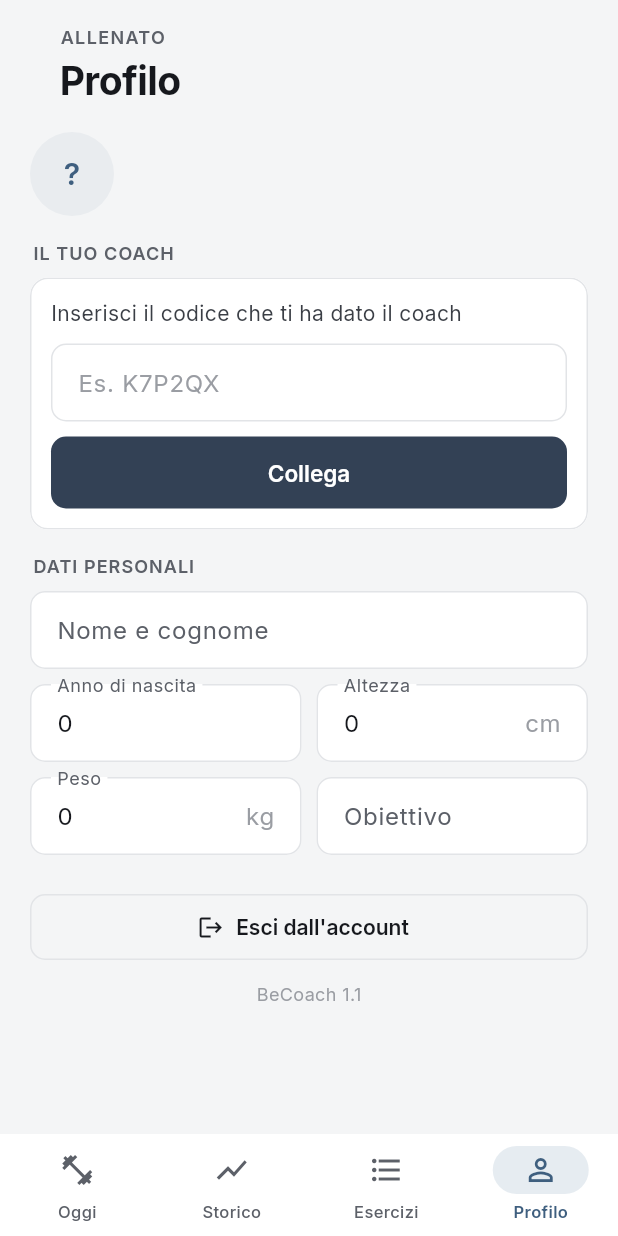
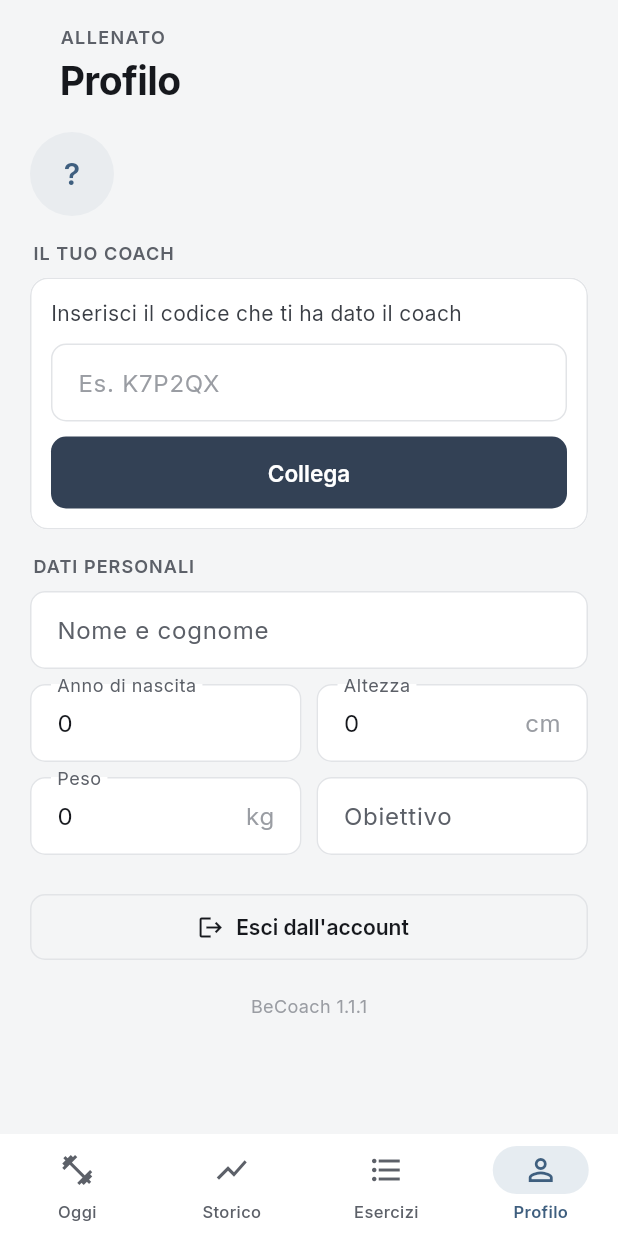
Before and after one commit to dvdsalviato/becoach, a Flutter app: the screen it shows once a user with an empty profile is signed in, item 4 of the bottom bar chosen, on a phone screen of 412 x 824 dp. Run offline on Flutter 3.47's test engine with Material 3 defaults, Android fonts, the phone set to English and light mode, and no system bars; our stand-ins replace cloud_firestore, firebase_auth, firebase_core, google_fonts, google_sign_in; accounts and stored records are empty.

Commit message:
BeCoach 1.1.1: strumenti di test nascosti (cambio account, ruolo, scollega coach)
Co-Authored-By: Claude Opus 5.5 <noreply@anthropic.com>
Claude-Session: https://claude.ai/code/session_014Yrb5QjuiKc6a9q9wWXS42

```diff
--- a/lib/ui/common/profile_page.dart
+++ b/lib/ui/common/profile_page.dart
@@ -64,9 +64,7 @@ class ProfilePage extends StatelessWidget {
             label: const Text('Esci dall\'account'),
           ),
           const SizedBox(height: 12),
-          const Center(
-            child: Text('BeCoach 1.1', style: TextStyle(color: BC.disabled, fontSize: 12)),
-          ),
+          _DevTools(me: me),
         ],
       ),
     );
@@ -485,3 +483,130 @@ class _AthleteFormState extends State<_AthleteForm> {
     );
   }
 }
+
+// ---------------- Strumenti di test (nascosti) ----------------
+
+/// Tocca 7 volte la versione per mostrare gli strumenti di test.
+class _DevTools extends StatefulWidget {
+  final AppUser me;
+  const _DevTools({required this.me});
+
+  @override
+  State<_DevTools> createState() => _DevToolsState();
+}
+
+class _DevToolsState extends State<_DevTools> {
+  static bool _unlocked = false; // resta sbloccato finché l'app è aperta
+  int _taps = 0;
+  bool _busy = false;
+
+  void _tap() {
+    if (_unlocked) return;
+    _taps++;
+    if (_taps >= 7) {
+      setState(() => _unlocked = true);
+      toast(context, 'Strumenti di test attivati');
+    } else if (_taps >= 4) {
+      toast(context, 'Ancora ${7 - _taps} tocchi');
+    }
+  }
+
+  Future<void> _run(Future<void> Function() action, String done) async {
+    setState(() => _busy = true);
+    try {
+      await action();
+      if (mounted) toast(context, done);
+    } catch (e) {
+      if (mounted) toast(context, 'Errore: $e');
+    } finally {
+      if (mounted) setState(() => _busy = false);
+    }
+  }
+
+  Future<void> _switchAccount() async {
+    setState(() => _busy = true);
+    try {
+      await Db.signOut();
+      await Db.signInWithGoogle();
+    } catch (_) {
+      // se annulla, resta nella schermata di accesso
+    }
+  }
+
+  @override
+  Widget build(BuildContext context) {
+    final me = widget.me;
+    return Column(
+      crossAxisAlignment: CrossAxisAlignment.stretch,
+      children: [
+        Center(
+          child: GestureDetector(
+            onTap: _tap,
+            behavior: HitTestBehavior.opaque,
+            child: const Padding(
+              padding: EdgeInsets.symmetric(horizontal: 24, vertical: 8),
+              child: Text('BeCoach 1.1.1', style: TextStyle(color: BC.disabled, fontSize: 12)),
+            ),
+          ),
+        ),
+        if (_unlocked) ...[
+          const SectionLabel('Strumenti di test'),
+          Panel(
+            color: BC.subtle,
+            child: Column(
+              crossAxisAlignment: CrossAxisAlignment.stretch,
+              children: [
+                Text('Account: ${me.email}\nRuolo attuale: ${me.coachMode ? 'coach' : 'allenato'}'
+                    '${me.hasCoach ? '\nCollegato al coach: ${me.coachName ?? me.coachId}' : ''}',
+                    style: const TextStyle(fontSize: 13, color: BC.body, height: 1.4)),
+                const SizedBox(height: 12),
+                OutlinedButton.icon(
+                  onPressed: _busy ? null : _switchAccount,
+                  icon: const Icon(Icons.switch_account_outlined, size: 18),
+                  label: const Text('Cambia account Google'),
+                ),
+                const SizedBox(height: 8),
+                OutlinedButton.icon(
+                  onPressed: _busy
+                      ? null
+                      : () => _run(
+                            () => Db.updateUser(me.uid, {
+                              'coachMode': !me.coachMode,
+                              if (!me.coachMode) 'isCoach': true,
+                            }),
+                            me.coachMode ? 'Ora sei allenato' : 'Ora sei coach',
+                          ),
+                  icon: const Icon(Icons.swap_horiz, size: 18),
+                  label: Text(me.coachMode ? 'Passa ad allenato' : 'Passa a coach'),
+                ),
+                if (me.hasCoach) ...[
+                  const SizedBox(height: 8),
+                  OutlinedButton.icon(
+                    onPressed: _busy
+                        ? null
+                        : () async {
+                            if (await confirm(context, 'Scollega dal coach',
+                                'Questo account non sarà più cliente di ${me.coachName ?? 'questo coach'}.',
+                                ok: 'Scollega', danger: true)) {
+                              await _run(
+                                () => Db.updateUser(me.uid, {
+                                  'coachId': null,
+                                  'coachName': null,
+                                  'joinedWithCode': null,
+                                }),
+                                'Scollegato dal coach',
+                              );
+                            }
+                          },
+                    icon: const Icon(Icons.link_off, size: 18),
+                    label: const Text('Scollega dal coach'),
+                  ),
+                ],
+              ],
+            ),
+          ),
+        ],
+      ],
+    );
+  }
+}
--- a/pubspec.yaml
+++ b/pubspec.yaml
@@ -1,7 +1,7 @@
 name: becoach
 description: BeCoach - l'app per coach e allenati.
 publish_to: 'none'
-version: 1.1.0+1
+version: 1.1.1+1
 
 environment:
   sdk: '>=3.4.0 <4.0.0'
```
Also changed, not shown: 1 other file.
